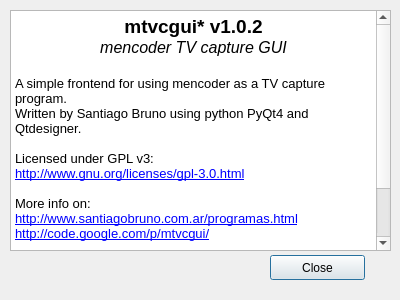
The window that src/ui/about.ui (sbruno/mtvcgui) describes before a commit, drawn with Qt 5.
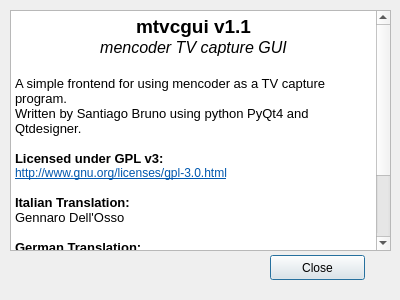
The same window after the commit.

Commit message: Updated about dialog for new version

The edit to the form file:
```diff
--- a/src/ui/about.ui
+++ b/src/ui/about.ui
@@ -35,25 +35,36 @@
      <height>241</height>
     </rect>
    </property>
+   <property name="readOnly">
+    <bool>true</bool>
+   </property>
    <property name="html">
     <string>&lt;!DOCTYPE HTML PUBLIC &quot;-//W3C//DTD HTML 4.0//EN&quot; &quot;http://www.w3.org/TR/REC-html40/strict.dtd&quot;&gt;
 &lt;html&gt;&lt;head&gt;&lt;meta name=&quot;qrichtext&quot; content=&quot;1&quot; /&gt;&lt;style type=&quot;text/css&quot;&gt;
 p, li { white-space: pre-wrap; }
 &lt;/style&gt;&lt;/head&gt;&lt;body style=&quot; font-family:'Sans Serif'; font-size:9pt; font-weight:400; font-style:normal;&quot;&gt;
-&lt;p align=&quot;center&quot; style=&quot; margin-top:0px; margin-bottom:0px; margin-left:0px; margin-right:0px; -qt-block-indent:0; text-indent:0px;&quot;&gt;&lt;span style=&quot; font-size:14pt; font-weight:600;&quot;&gt;mtvcgui* v1.0.2&lt;/span&gt;&lt;/p&gt;
+&lt;p align=&quot;center&quot; style=&quot; margin-top:0px; margin-bottom:0px; margin-left:0px; margin-right:0px; -qt-block-indent:0; text-indent:0px;&quot;&gt;&lt;span style=&quot; font-size:14pt; font-weight:600;&quot;&gt;mtvcgui v1.1&lt;/span&gt;&lt;/p&gt;
 &lt;p align=&quot;center&quot; style=&quot; margin-top:0px; margin-bottom:0px; margin-left:0px; margin-right:0px; -qt-block-indent:0; text-indent:0px;&quot;&gt;&lt;span style=&quot; font-size:12pt; font-style:italic;&quot;&gt;mencoder TV capture GUI&lt;/span&gt;&lt;/p&gt;
 &lt;p align=&quot;center&quot; style=&quot;-qt-paragraph-type:empty; margin-top:0px; margin-bottom:0px; margin-left:0px; margin-right:0px; -qt-block-indent:0; text-indent:0px; font-size:12pt; font-style:italic;&quot;&gt;&lt;br /&gt;&lt;/p&gt;
 &lt;p style=&quot; margin-top:0px; margin-bottom:0px; margin-left:0px; margin-right:0px; -qt-block-indent:0; text-indent:0px;&quot;&gt;&lt;span style=&quot; font-size:10pt;&quot;&gt;A simple frontend for using mencoder as a TV capture program.&lt;/span&gt;&lt;/p&gt;
 &lt;p style=&quot; margin-top:0px; margin-bottom:0px; margin-left:0px; margin-right:0px; -qt-block-indent:0; text-indent:0px;&quot;&gt;&lt;span style=&quot; font-size:10pt;&quot;&gt;Written by Santiago Bruno using python PyQt4 and Qtdesigner.&lt;/span&gt;&lt;/p&gt;
 &lt;p style=&quot;-qt-paragraph-type:empty; margin-top:0px; margin-bottom:0px; margin-left:0px; margin-right:0px; -qt-block-indent:0; text-indent:0px; font-size:10pt;&quot;&gt;&lt;br /&gt;&lt;/p&gt;
-&lt;p style=&quot; margin-top:0px; margin-bottom:0px; margin-left:0px; margin-right:0px; -qt-block-indent:0; text-indent:0px;&quot;&gt;&lt;span style=&quot; font-size:10pt;&quot;&gt;Licensed under GPL v3:&lt;/span&gt;&lt;/p&gt;
-&lt;p style=&quot; margin-top:0px; margin-bottom:0px; margin-left:0px; margin-right:0px; -qt-block-indent:0; text-indent:0px;&quot;&gt;&lt;a href=&quot;http://www.gnu.org/licenses/gpl-3.0.html&quot;&gt;&lt;span style=&quot; font-size:10pt; text-decoration: underline; color:#0000ff;&quot;&gt;http://www.gnu.org/licenses/gpl-3.0.html&lt;/span&gt;&lt;/a&gt;&lt;/p&gt;
+&lt;p style=&quot; margin-top:0px; margin-bottom:0px; margin-left:0px; margin-right:0px; -qt-block-indent:0; text-indent:0px;&quot;&gt;&lt;span style=&quot; font-size:10pt; font-weight:600;&quot;&gt;Licensed under GPL v3:&lt;/span&gt;&lt;/p&gt;
+&lt;p style=&quot; margin-top:0px; margin-bottom:0px; margin-left:0px; margin-right:0px; -qt-block-indent:0; text-indent:0px;&quot;&gt;&lt;a href=&quot;http://www.gnu.org/licenses/gpl-3.0.html&quot;&gt;&lt;span style=&quot; text-decoration: underline; color:#0057ae;&quot;&gt;http://www.gnu.org/licenses/gpl-3.0.html&lt;/span&gt;&lt;/a&gt;&lt;/p&gt;
 &lt;p style=&quot;-qt-paragraph-type:empty; margin-top:0px; margin-bottom:0px; margin-left:0px; margin-right:0px; -qt-block-indent:0; text-indent:0px; font-size:10pt;&quot;&gt;&lt;br /&gt;&lt;/p&gt;
-&lt;p style=&quot; margin-top:0px; margin-bottom:0px; margin-left:0px; margin-right:0px; -qt-block-indent:0; text-indent:0px;&quot;&gt;&lt;span style=&quot; font-size:10pt;&quot;&gt;More info on:&lt;/span&gt;&lt;/p&gt;
-&lt;p style=&quot; margin-top:0px; margin-bottom:0px; margin-left:0px; margin-right:0px; -qt-block-indent:0; text-indent:0px;&quot;&gt;&lt;a href=&quot;http://www.santiagobruno.com.ar/programas.html&quot;&gt;&lt;span style=&quot; font-size:10pt; text-decoration: underline; color:#0000ff;&quot;&gt;http://www.santiagobruno.com.ar/programas.html&lt;/span&gt;&lt;/a&gt;&lt;/p&gt;
-&lt;p style=&quot; margin-top:0px; margin-bottom:0px; margin-left:0px; margin-right:0px; -qt-block-indent:0; text-indent:0px;&quot;&gt;&lt;a href=&quot;http://code.google.com/p/mtvcgui/&quot;&gt;&lt;span style=&quot; font-size:10pt; text-decoration: underline; color:#0000ff;&quot;&gt;http://code.google.com/p/mtvcgui/&lt;/span&gt;&lt;/a&gt;&lt;/p&gt;
+&lt;p style=&quot; margin-top:0px; margin-bottom:0px; margin-left:0px; margin-right:0px; -qt-block-indent:0; text-indent:0px;&quot;&gt;&lt;span style=&quot; font-size:10pt; font-weight:600;&quot;&gt;Italian Translation:&lt;/span&gt;&lt;/p&gt;
+&lt;p style=&quot; margin-top:0px; margin-bottom:0px; margin-left:0px; margin-right:0px; -qt-block-indent:0; text-indent:0px;&quot;&gt;&lt;span style=&quot; font-size:10pt;&quot;&gt;Gennaro Dell'Osso&lt;/span&gt;&lt;/p&gt;
 &lt;p style=&quot;-qt-paragraph-type:empty; margin-top:0px; margin-bottom:0px; margin-left:0px; margin-right:0px; -qt-block-indent:0; text-indent:0px; font-size:10pt;&quot;&gt;&lt;br /&gt;&lt;/p&gt;
-&lt;p style=&quot; margin-top:0px; margin-bottom:0px; margin-left:0px; margin-right:0px; -qt-block-indent:0; text-indent:0px;&quot;&gt;&lt;span style=&quot; font-size:10pt;&quot;&gt;* This program doesn't deserve a creative name. Other more interesting projects may then find their name already taken by this one! Besides, mtvcgui had no hits in google, and I want to be unique :D&lt;/span&gt;&lt;/p&gt;&lt;/body&gt;&lt;/html&gt;</string>
+&lt;p style=&quot; margin-top:0px; margin-bottom:0px; margin-left:0px; margin-right:0px; -qt-block-indent:0; text-indent:0px;&quot;&gt;&lt;span style=&quot; font-size:10pt; font-weight:600;&quot;&gt;German Translation:&lt;/span&gt;&lt;/p&gt;
+&lt;p style=&quot; margin-top:0px; margin-bottom:0px; margin-left:0px; margin-right:0px; -qt-block-indent:0; text-indent:0px;&quot;&gt;&lt;span style=&quot; font-size:10pt;&quot;&gt;Andreas Schalk (&lt;/span&gt;&lt;a href=&quot;http://easycap.blogspot.com&quot;&gt;&lt;span style=&quot; text-decoration: underline; color:#0057ae;&quot;&gt;easycap.blogspot.com&lt;/span&gt;&lt;/a&gt;&lt;span style=&quot; font-size:10pt;&quot;&gt;)&lt;/span&gt;&lt;/p&gt;
+&lt;p style=&quot;-qt-paragraph-type:empty; margin-top:0px; margin-bottom:0px; margin-left:0px; margin-right:0px; -qt-block-indent:0; text-indent:0px; font-size:10pt;&quot;&gt;&lt;br /&gt;&lt;/p&gt;
+&lt;p style=&quot; margin-top:0px; margin-bottom:0px; margin-left:0px; margin-right:0px; -qt-block-indent:0; text-indent:0px;&quot;&gt;&lt;span style=&quot; font-size:10pt; font-weight:600;&quot;&gt;More info on:&lt;/span&gt;&lt;/p&gt;
+&lt;p style=&quot; margin-top:0px; margin-bottom:0px; margin-left:0px; margin-right:0px; -qt-block-indent:0; text-indent:0px;&quot;&gt;&lt;a href=&quot;http://www.santiagobruno.com.ar/programas.html&quot;&gt;&lt;span style=&quot; text-decoration: underline; color:#0057ae;&quot;&gt;http://www.santiagobruno.com.ar/programas.html&lt;/span&gt;&lt;/a&gt;&lt;/p&gt;
+&lt;p style=&quot; margin-top:0px; margin-bottom:0px; margin-left:0px; margin-right:0px; -qt-block-indent:0; text-indent:0px;&quot;&gt;&lt;a href=&quot;http://code.google.com/p/mtvcgui/&quot;&gt;&lt;span style=&quot; text-decoration: underline; color:#0057ae;&quot;&gt;http://code.google.com/p/mtvcgui/&lt;/span&gt;&lt;/a&gt;&lt;/p&gt;
+&lt;p style=&quot;-qt-paragraph-type:empty; margin-top:0px; margin-bottom:0px; margin-left:0px; margin-right:0px; -qt-block-indent:0; text-indent:0px; font-size:10pt;&quot;&gt;&lt;br /&gt;&lt;/p&gt;&lt;/body&gt;&lt;/html&gt;</string>
+   </property>
+   <property name="textInteractionFlags">
+    <set>Qt::LinksAccessibleByKeyboard|Qt::LinksAccessibleByMouse|Qt::TextBrowserInteraction|Qt::TextSelectableByKeyboard|Qt::TextSelectableByMouse</set>
    </property>
   </widget>
  </widget>
```
The commit also changes 7 other files.
